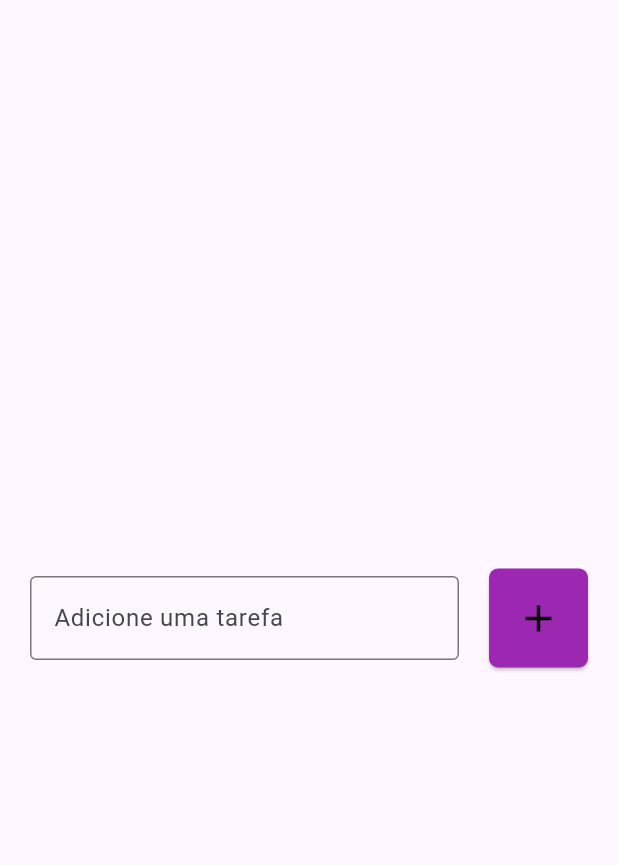
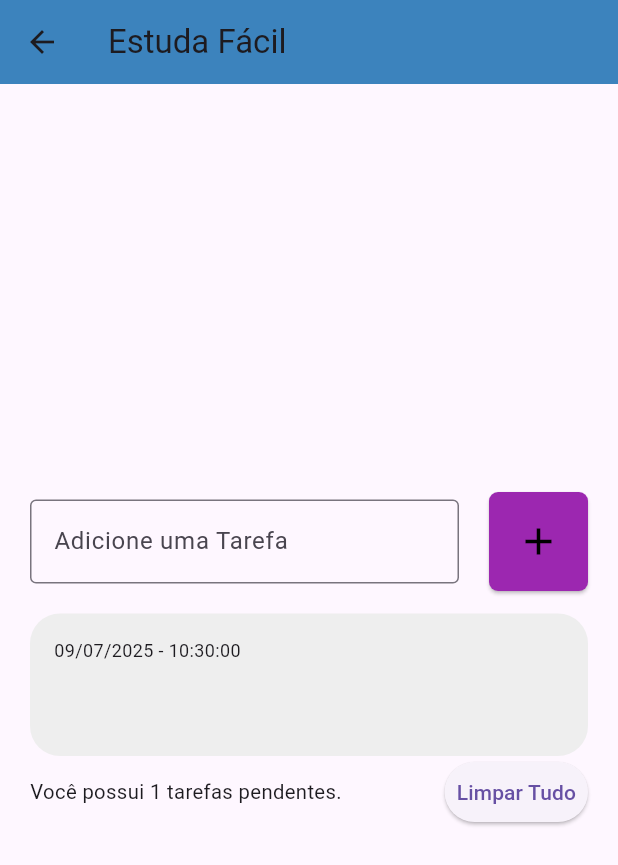
Before and after one commit to AndreyMarques221/ProjetoFlutter, a Flutter app: the screen it shows after launch, after a tap on the "add" icon, on a phone screen of 412 x 824 dp. Shown: the top 865 px of the screen. Run offline on Flutter 3.47's test engine with Material 3 defaults, Android fonts, the phone set to English and light mode, and no system bars.

Commit message:
Primeiros passos da Lista

```diff
--- a/lib/pages/todo_list_page.dart
+++ b/lib/pages/todo_list_page.dart
@@ -1,17 +1,43 @@
 import 'package:flutter/material.dart';
+import 'package:todolist/widgets/todo_list_widget.dart';
 
-class TodoListPage extends StatelessWidget {
+class TodoListPage extends StatefulWidget {
+  // ignore: prefer_const_constructors_in_immutables
   TodoListPage({super.key});
-  final TextEditingController emailController = TextEditingController();
+
+  @override
+  State<TodoListPage> createState() => _TodoListPageState();
+}
+
+class _TodoListPageState extends State<TodoListPage> {
+  int tasks = 0;
+  List<String> toDos = [];
+  bool tOrF = false;
+  final TextEditingController toDoController = TextEditingController();
   @override
   Widget build(BuildContext context) {
     return Scaffold(
+      appBar: AppBar(leading: Icon(Icons.arrow_back), title: Text('Estuda Fácil'), backgroundColor: const Color.fromARGB(255, 60, 131, 189)),
       body: Center(
         child: Padding(
           padding: const EdgeInsets.symmetric(horizontal: 20),
           child: Column(
             mainAxisSize: MainAxisSize.min,
-            children: [addTarefa()],
+            children: [
+              addTarefa(),
+              SizedBox(height: 15),
+              Flexible(
+                child: ListView(
+                  shrinkWrap: true,
+                  children: [
+                    // ignore: unused_local_variable
+                    for (String toDo in toDos)
+                      TodoListWidget(toDo : toDo),
+                  ],
+                ),
+              ),
+              bottomPart(),
+            ],
           ),
         ),
       ),
@@ -23,26 +49,50 @@ class TodoListPage extends StatelessWidget {
       children: [
         Expanded(
           child: TextField(
-            decoration: InputDecoration(
-              border: OutlineInputBorder(),
-              labelText: 'Adicione uma tarefa',
-              hintText: 'Ex: Estudar Flutter',
-            ),
+            controller: toDoController,
+            decoration: InputDecoration(border: OutlineInputBorder(), labelText: 'Adicione uma Tarefa', hintText: 'Estudar'),
+            onSubmitted: _onSubmitted,
           ),
         ),
         SizedBox(width: 20),
         ElevatedButton(
-          onPressed: () {},
-          style: ElevatedButton.styleFrom(
-            backgroundColor: Colors.purple,
-            padding: EdgeInsets.all(18),
-            shape: RoundedRectangleBorder(
-              borderRadius: BorderRadius.circular(6),
-            ),
-          ),
+          onPressed: () {
+            _onSubmitted(toDoController.text);
+          },
+          style: ElevatedButton.styleFrom(backgroundColor: Colors.purple, padding: EdgeInsets.all(18), shape: RoundedRectangleBorder(borderRadius: BorderRadius.circular(6))),
           child: Icon(Icons.add, color: Colors.black, size: 30),
         ),
       ],
     );
   }
+
+  Row bottomPart() {
+    return Row(
+      mainAxisAlignment: MainAxisAlignment.spaceBetween,
+      children: [
+        Text('Você possui $tasks tarefas pendentes.', style: TextStyle(fontSize: 13.5)),
+        ElevatedButton(
+          onPressed: () {
+            setState(() {
+              toDos.clear();
+              tasks = 0;
+            });
+          },
+          style: ElevatedButton.styleFrom(padding: EdgeInsets.all(8)),
+          child: Text('Limpar Tudo'),
+        ),
+      ],
+    );
+  }
+
+  //functions
+  void _onSubmitted(String text) {
+    setState(() {
+      toDos.add(text);
+      tasks++;
+    });
+    toDoController.clear();
+  }
+
+
 }
--- /dev/null
+++ b/lib/widgets/todo_list_widget.dart
@@ -0,0 +1,40 @@
+import 'package:flutter/material.dart';
+
+class TodoListWidget extends StatelessWidget {
+  const TodoListWidget({super.key, required this.toDo});
+  final String toDo;
+  @override
+  Widget build(BuildContext context) {
+    return Container(
+      decoration: BoxDecoration(
+        color : Colors.grey[200],
+        borderRadius: BorderRadius.circular(20),
+        ),
+      padding : EdgeInsets.all(16),
+      child: Column(
+        crossAxisAlignment: CrossAxisAlignment.start,
+
+        children : [
+          Text(_date(), style : TextStyle(fontSize: 12)),
+          Text(toDo, style: TextStyle(fontWeight: FontWeight.w600, fontSize: 18),),
+          SizedBox(height: 20),
+        ]
+      ),
+    );
+  }
+  String _date() {
+    String date = '';
+    date += DateTime.now().day.toString().padLeft(2, '0');
+    date += '/';
+    date += DateTime.now().month.toString().padLeft(2, '0');
+    date += '/';
+    date += DateTime.now().year.toString().padLeft(2, '0');
+    date += ' - ';
+    date += DateTime.now().hour.toString().padLeft(2, '0');
+    date += ':';
+    date += DateTime.now().minute.toString().padLeft(2, '0');
+    date += ':';
+    date += DateTime.now().second.toString().padLeft(2, '0');
+    return date;
+  }
+}
```
